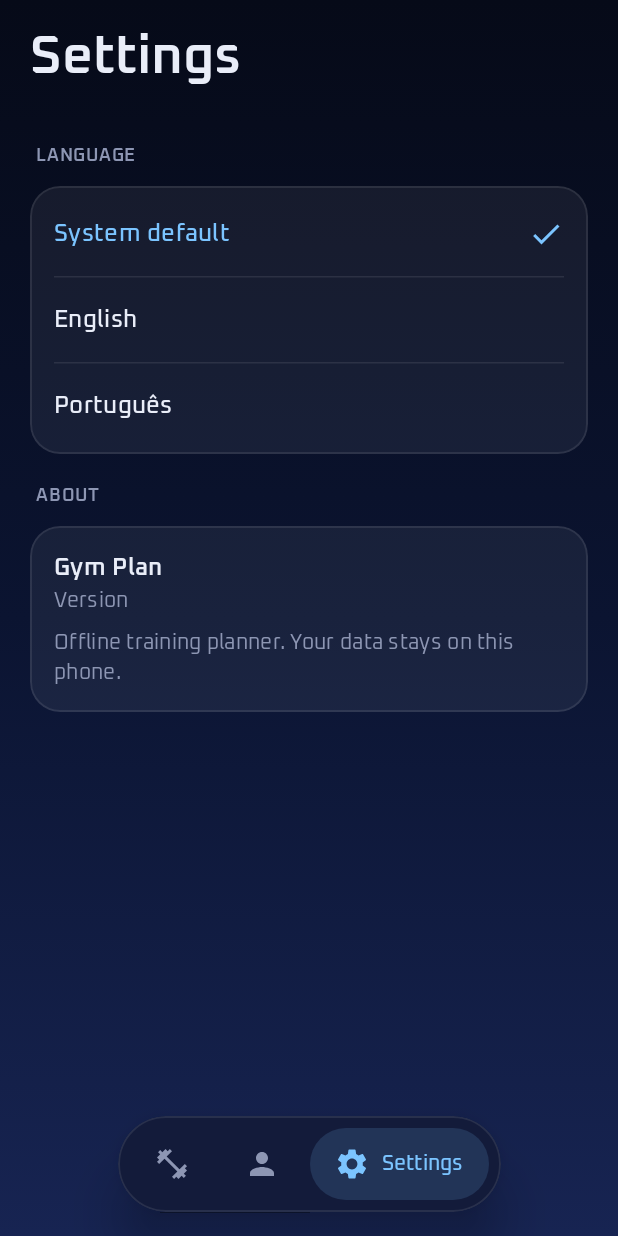
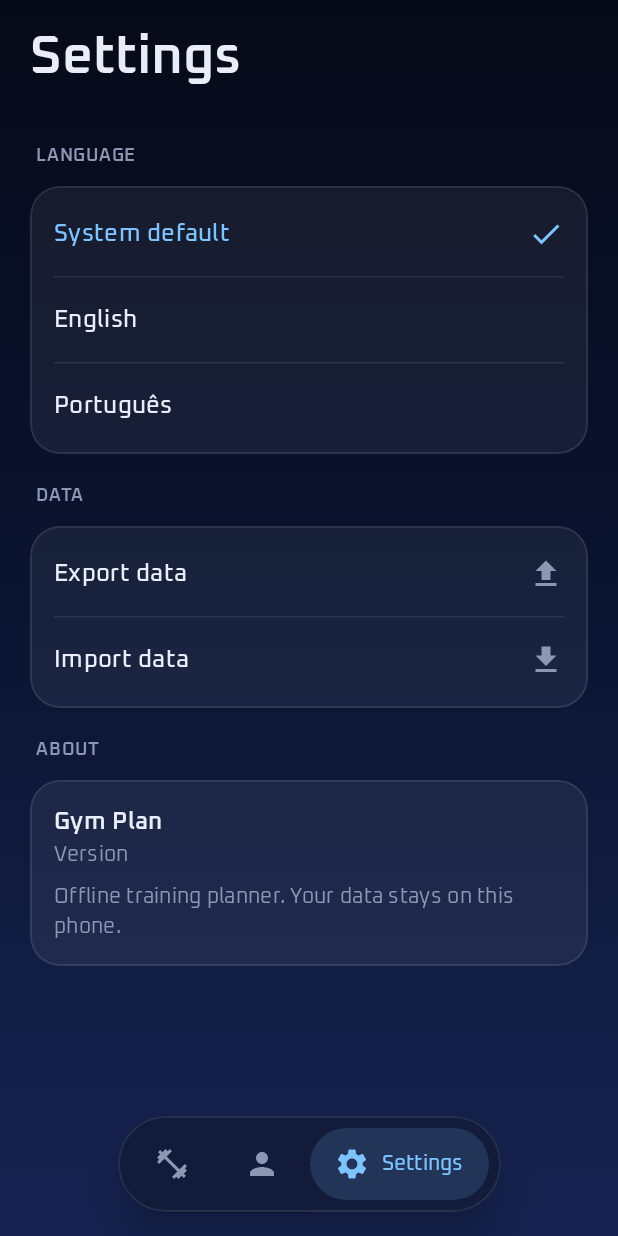
Before and after one commit to gugabguerra/treineco, an Android app built with Jetpack Compose: the screen it shows after launch (MainActivity), item 3 of the bottom bar chosen, on a phone screen of 412 x 824 dp. Run offline under Robolectric (Android 15) with nearby library versions, the phone set to English and light mode, and no system bars.

Commit message:
feat: export and import JSON backups
Add Settings actions to save all data to a user-picked JSON file and restore it after confirmation. Imports are validated and capped at 1 MiB, and replacing the dataset is atomic. Document the format and its security implications.

```diff
--- a/app/src/main/java/com/example/gymplan/MainActivity.kt
+++ b/app/src/main/java/com/example/gymplan/MainActivity.kt
@@ -8,8 +8,10 @@ import android.os.Bundle
 import androidx.activity.ComponentActivity
 import androidx.activity.SystemBarStyle
 import androidx.activity.compose.BackHandler
+import androidx.activity.compose.rememberLauncherForActivityResult
 import androidx.activity.compose.setContent
 import androidx.activity.enableEdgeToEdge
+import androidx.activity.result.contract.ActivityResultContracts
 import androidx.compose.animation.Crossfade
 import androidx.compose.animation.animateColorAsState
 import androidx.compose.animation.animateContentSize
@@ -68,6 +70,7 @@ import androidx.compose.ui.semantics.Role
 import androidx.compose.ui.semantics.contentDescription
 import androidx.compose.ui.semantics.selected
 import androidx.compose.ui.semantics.semantics
+import androidx.compose.ui.res.painterResource
 import androidx.compose.ui.res.stringResource
 import androidx.compose.ui.res.vectorResource
 import androidx.compose.ui.text.ExperimentalTextApi
@@ -87,6 +90,7 @@ import kotlinx.coroutines.launch
 import kotlin.math.abs
 import java.io.File
 import java.text.DateFormat
+import java.time.LocalDate
 import java.util.Date
 import java.util.Locale
 
@@ -221,7 +225,7 @@ fun HomeScreen(store: Store, tab: Int, plan: Plan?, now: Long, onTab: (Int) -> U
             when (t) {
                 0 -> PlansTab(store, plan, now, onSelectPlan, onOpen, onDialog = { dialog = it })
                 1 -> BodyTab(store)
-                else -> SettingsTab()
+                else -> SettingsTab(store)
             }
         }
         BottomBar(tab, onTab, Modifier.align(Alignment.BottomCenter), onAdd = if (tab == 2) null else {
@@ -482,10 +486,34 @@ fun BodyTab(store: Store) {
 }
 
 @Composable
-fun SettingsTab() {
+fun SettingsTab(store: Store) {
     val ctx = LocalContext.current
     val current = remember { Lang.get(ctx) }
     val version = remember { ctx.packageManager.getPackageInfo(ctx.packageName, 0).versionName.orEmpty() }
+    var importPreview by remember { mutableStateOf<Data?>(null) }
+    var notice by remember { mutableStateOf<Pair<Int, Int>?>(null) }
+    // Plain JSON, same bytes as files/gym.json; the system picker grants access to one chosen file.
+    val exportLauncher = rememberLauncherForActivityResult(ActivityResultContracts.CreateDocument("application/json")) { uri ->
+        if (uri != null) {
+            val ok = try {
+                ctx.contentResolver.openOutputStream(uri)
+                    ?.use { it.write(store.data.toJson().toByteArray(Charsets.UTF_8)) } != null
+            } catch (e: Exception) {
+                false
+            }
+            notice = R.string.export_title to if (ok) R.string.export_done else R.string.export_failed
+        }
+    }
+    val importLauncher = rememberLauncherForActivityResult(ActivityResultContracts.OpenDocument()) { uri ->
+        if (uri != null) {
+            val backup = try {
+                ctx.contentResolver.openInputStream(uri)?.use { it.readTextAtMost() }?.let(::parseBackup)
+            } catch (e: Exception) {
+                null
+            }
+            if (backup == null) notice = R.string.import_title to R.string.import_invalid else importPreview = backup
+        }
+    }
     LazyColumn(contentPadding = PaddingValues(bottom = 120.dp), verticalArrangement = Arrangement.spacedBy(12.dp)) {
         item { Header(stringResource(R.string.title_settings)) }
         item { SectionLabel(stringResource(R.string.language)) }
@@ -513,6 +541,32 @@ fun SettingsTab() {
                 }
             }
         }
+        item { SectionLabel(stringResource(R.string.data)) }
+        item {
+            GlassCard(Modifier.padding(horizontal = 20.dp).fillMaxWidth(), padding = PaddingValues(vertical = 4.dp)) {
+                Row(
+                    Modifier.fillMaxWidth().clip(RoundedCornerShape(14.dp))
+                        .clickable { exportLauncher.launch("gymplan-${LocalDate.now()}.json") }
+                        .padding(horizontal = 16.dp, vertical = 16.dp),
+                    verticalAlignment = Alignment.CenterVertically,
+                ) {
+                    Text(stringResource(R.string.export_data), Modifier.weight(1f),
+                        style = MaterialTheme.typography.titleMedium, color = Ink)
+                    Icon(painterResource(R.drawable.ic_export), null, tint = Muted)
+                }
+                HorizontalDivider(Modifier.padding(horizontal = 16.dp), color = GlassBorder)
+                Row(
+                    Modifier.fillMaxWidth().clip(RoundedCornerShape(14.dp))
+                        .clickable { importLauncher.launch(arrayOf("*/*")) }
+                        .padding(horizontal = 16.dp, vertical = 16.dp),
+                    verticalAlignment = Alignment.CenterVertically,
+                ) {
+                    Text(stringResource(R.string.import_data), Modifier.weight(1f),
+                        style = MaterialTheme.typography.titleMedium, color = Ink)
+                    Icon(painterResource(R.drawable.ic_import), null, tint = Muted)
+                }
+            }
+        }
         item { SectionLabel(stringResource(R.string.about)) }
         item {
             GlassCard(Modifier.padding(horizontal = 20.dp).fillMaxWidth()) {
@@ -522,6 +576,31 @@ fun SettingsTab() {
                 Text(stringResource(R.string.about_text), color = Muted, style = MaterialTheme.typography.bodyMedium)
             }
         }
+    }
+    importPreview?.let { d ->
+        AppDialog(
+            stringResource(R.string.import_question),
+            stringResource(R.string.import_action),
+            onDismiss = { importPreview = null },
+            onConfirm = {
+                store.update { d }
+                importPreview = null
+                notice = R.string.import_title to R.string.import_done
+            },
+            destructive = true,
+        ) {
+            Column {
+                Text(
+                    stringResource(R.string.import_summary, d.plans.size, d.plans.sumOf { it.exercises.size }, d.body.size),
+                    style = MaterialTheme.typography.bodyLarge,
+                )
+                Spacer(Modifier.height(12.dp))
+                Text(stringResource(R.string.import_warning), color = Muted, style = MaterialTheme.typography.bodyMedium)
+            }
+        }
+    }
+    notice?.let { (title, text) ->
+        NoticeDialog(stringResource(title), stringResource(text)) { notice = null }
     }
 }
 
@@ -904,6 +983,27 @@ fun AppMenu(expanded: Boolean, onDismiss: () -> Unit, actions: List<MenuAction>)
 }
 
 // ---------- Dialogs ----------
+
+/** Plain confirmation with a single OK button, used for export/import results. */
+@Composable
+fun NoticeDialog(title: String, text: String, onDismiss: () -> Unit) {
+    val shape = RoundedCornerShape(28.dp)
+    AlertDialog(
+        onDismissRequest = onDismiss,
+        modifier = Modifier.border(1.dp, GlassBorder, shape),
+        shape = shape,
+        containerColor = DialogBg,
+        titleContentColor = Ink,
+        textContentColor = Ink.copy(alpha = 0.85f),
+        title = { Text(title, style = MaterialTheme.typography.headlineSmall, fontWeight = FontWeight.SemiBold) },
+        text = { Text(text, style = MaterialTheme.typography.bodyLarge) },
+        confirmButton = {
+            Button(onDismiss, shape = RoundedCornerShape(14.dp)) {
+                Text(stringResource(R.string.ok), fontWeight = FontWeight.SemiBold)
+            }
+        },
+    )
+}
 
 /** Shared dialog chrome: glass border, rounded corners, filled confirm button (red when destructive). */
 @Composable
--- /dev/null
+++ b/app/src/main/res/drawable/ic_export.xml
@@ -0,0 +1,6 @@
+<!-- Material Symbols "file_upload" (Apache-2.0) -->
+<vector xmlns:android="http://schemas.android.com/apk/res/android"
+    android:width="24dp" android:height="24dp" android:viewportWidth="24" android:viewportHeight="24">
+    <path android:fillColor="#FFFFFFFF"
+        android:pathData="M9,16h6v-6h4l-7,-7 -7,7h4v6zM5,18v2h14v-2L5,18z" />
+</vector>
--- /dev/null
+++ b/app/src/main/res/drawable/ic_import.xml
@@ -0,0 +1,6 @@
+<!-- Material Symbols "file_download" (Apache-2.0) -->
+<vector xmlns:android="http://schemas.android.com/apk/res/android"
+    android:width="24dp" android:height="24dp" android:viewportWidth="24" android:viewportHeight="24">
+    <path android:fillColor="#FFFFFFFF"
+        android:pathData="M19,9h-4L15,3L9,3v6L5,9l7,7 7,-7zM5,18v2h14v-2L5,18z" />
+</vector>
--- a/app/src/main/res/values/strings.xml
+++ b/app/src/main/res/values/strings.xml
@@ -87,6 +87,7 @@
     <string name="delete">Delete</string>
     <string name="delete_question">Delete?</string>
     <string name="name">Name</string>
+    <string name="ok">OK</string>
 
     <!-- Settings -->
     <string name="title_settings">Settings</string>
@@ -95,6 +96,19 @@
     <!-- Language names stay in their own language (endonyms). -->
     <string name="lang_en" translatable="false">English</string>
     <string name="lang_pt" translatable="false">Português</string>
+    <string name="data">Data</string>
+    <string name="export_data">Export data</string>
+    <string name="import_data">Import data</string>
+    <string name="export_title">Export</string>
+    <string name="export_done">Data exported to the selected file.</string>
+    <string name="export_failed">Could not write the file. Try another location.</string>
+    <string name="import_title">Import</string>
+    <string name="import_invalid">This file is not a GymPlan backup.</string>
+    <string name="import_question">Import data?</string>
+    <string name="import_action">Import</string>
+    <string name="import_summary">The backup has %1$d plans, %2$d exercises and %3$d weigh-ins.</string>
+    <string name="import_warning">All current data will be replaced. Export first if you want to keep it.</string>
+    <string name="import_done">Data replaced by the backup.</string>
     <string name="about">About</string>
     <string name="version">Version %s</string>
     <string name="about_text">Offline training planner. Your data stays on this phone.</string>
```
Also changed, not shown: app/src/main/java/com/example/gymplan/Model.kt (+28 -0 lines), 6 other files.
